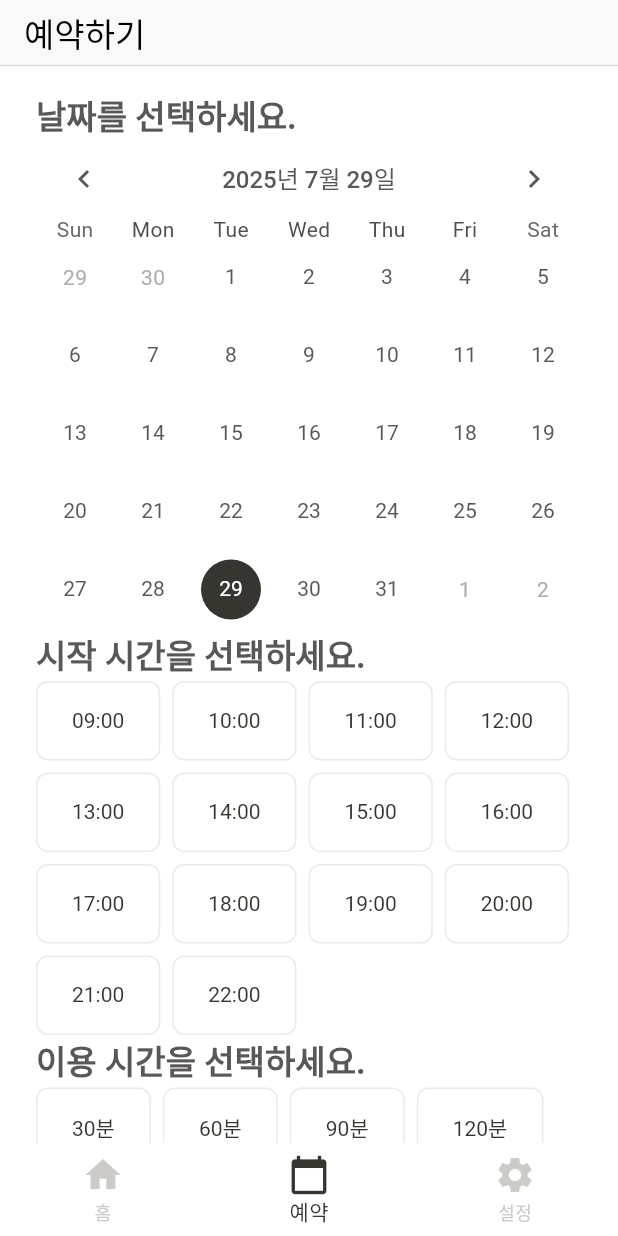
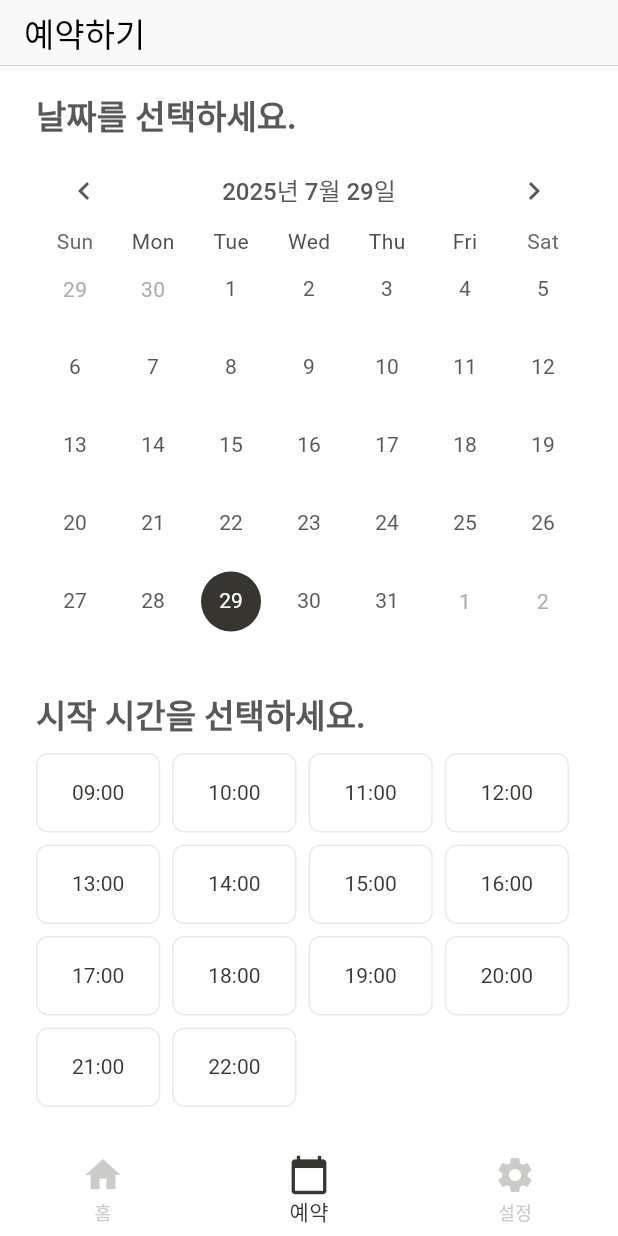
Before and after one commit to codezigee/ZiGee-Frontend, a Flutter app: the BookingScreen screen opened by its route, on a phone screen of 412 x 824 dp. Run offline on Flutter 3.47's test engine with Material 3 defaults, Android fonts, the phone set to English and light mode, and no system bars; drawn by our look-alikes of table_calendar; our stand-ins replace get, go_router; Roboto replaces fonts that are missing (Pretendard).

Commit message:
[Design] 간격 등 스타일 추가 #12

```diff
--- a/zigee_app/lib/features/booking/booking_screen.dart
+++ b/zigee_app/lib/features/booking/booking_screen.dart
@@ -108,9 +108,12 @@ class _BookingScreenState extends State<BookingScreen> {
             vertical: SpacingTokens.md,
             horizontal: SpacingTokens.lg,
           ),
+          physics: const ClampingScrollPhysics(),
+
           controller: scrollController,
           child: Column(
-            crossAxisAlignment: CrossAxisAlignment.start,
+            crossAxisAlignment: CrossAxisAlignment.stretch,
+            spacing: SpacingTokens.sm,
             children: [
               /// 1. 날짜 선택
               Text(
@@ -132,7 +135,8 @@ class _BookingScreenState extends State<BookingScreen> {
                       selectedDate = selectedDay;
                       focusedDate = focusedDay;
                     });
-                    _searchAvailableRooms();
+
+                    debugPrint('onDaySelected: $selectedDate');
                   }
                 },
                 onPageChanged: (focusedDay) {
@@ -165,6 +169,7 @@ class _BookingScreenState extends State<BookingScreen> {
                   headerPadding: EdgeInsets.zero,
                 ),
               ),
+              const SizedBox(height: SpacingTokens.md),
 
               /// 2. 시간 선택
               Text(
@@ -185,7 +190,8 @@ class _BookingScreenState extends State<BookingScreen> {
                         setState(() {
                           selectedStartTime = time;
                         });
-                        _searchAvailableRooms();
+
+                        debugPrint('onStartTimeSelected: $selectedStartTime');
                       }
 
                       return isSelected
@@ -199,6 +205,7 @@ class _BookingScreenState extends State<BookingScreen> {
                           );
                     }).toList(),
               ),
+              const SizedBox(height: SpacingTokens.md),
 
               /// 3. 시간 선택
               Text(
@@ -227,7 +234,10 @@ class _BookingScreenState extends State<BookingScreen> {
                         setState(() {
                           selectedDurationMinutes = duration;
                         });
-                        _searchAvailableRooms();
+
+                        debugPrint(
+                          'onDurationSelected: ${selectedDurationMinutes}',
+                        );
                       }
 
                       return isSelected
```
